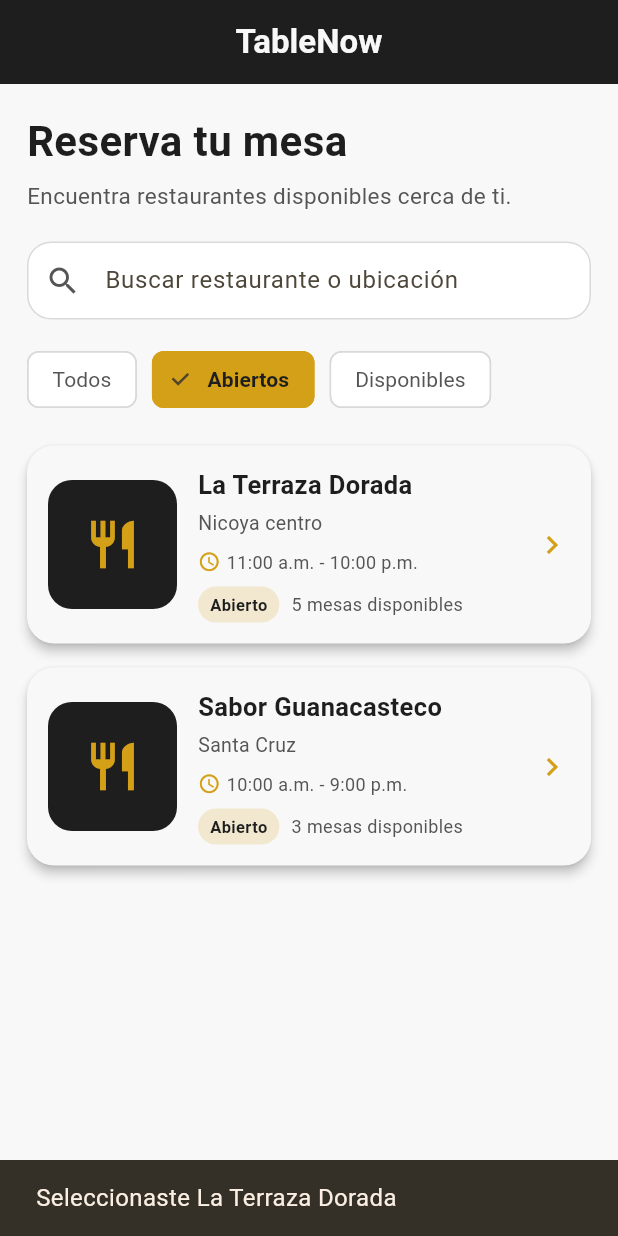
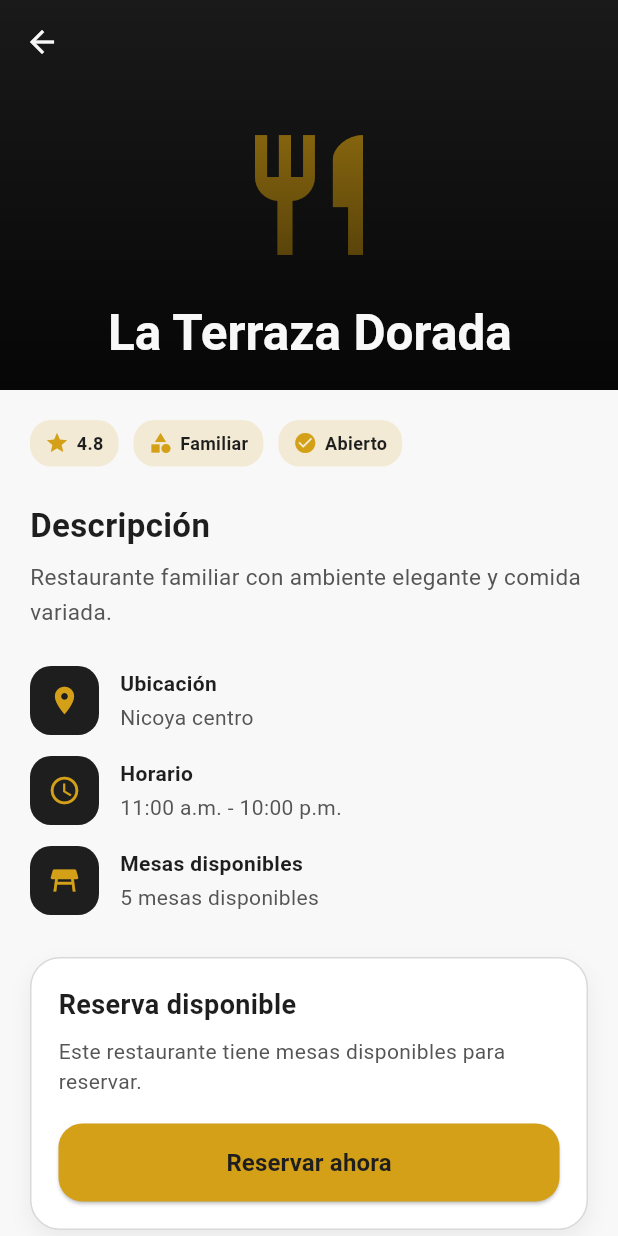
Before and after one commit to 11Axel11/frontend-moviles, a Flutter app: the screen it shows after launch, after a tap on "Abiertos", after a tap on "La Terraza Dorada", on a phone screen of 412 x 824 dp. Run offline on Flutter 3.47's test engine with Material 3 defaults, Android fonts, the phone set to English and light mode, and no system bars.

Commit message:
me faltó esto xd

```diff
--- a/lib/modules/restaurantes/screens/restaurante_detalle_screen.dart
+++ b/lib/modules/restaurantes/screens/restaurante_detalle_screen.dart
@@ -0,0 +1,330 @@
+import 'package:flutter/material.dart';
+
+import '../../../core/theme/app_colors.dart';
+import '../../reservas/screens/crear_reserva_screen.dart';
+import '../models/restaurante.dart';
+
+class RestauranteDetalleScreen extends StatelessWidget {
+  final Restaurante restaurante;
+
+  const RestauranteDetalleScreen({
+    super.key,
+    required this.restaurante,
+  });
+
+  @override
+  Widget build(BuildContext context) {
+    return Scaffold(
+      backgroundColor: AppColors.softWhite,
+      body: CustomScrollView(
+        slivers: [
+          SliverAppBar(
+            expandedHeight: 260,
+            pinned: true,
+            backgroundColor: AppColors.blackElegant,
+            foregroundColor: AppColors.softWhite,
+            flexibleSpace: FlexibleSpaceBar(
+              title: Text(
+                restaurante.nombre,
+                style: const TextStyle(
+                  fontWeight: FontWeight.bold,
+                  color: AppColors.softWhite,
+                ),
+              ),
+              background: Stack(
+                fit: StackFit.expand,
+                children: [
+                  Container(
+                    color: AppColors.blackElegant,
+                    child: const Icon(
+                      Icons.restaurant,
+                      size: 96,
+                      color: AppColors.goldPremium,
+                    ),
+                  ),
+                  Container(
+                    decoration: BoxDecoration(
+                      gradient: LinearGradient(
+                        begin: Alignment.topCenter,
+                        end: Alignment.bottomCenter,
+                        colors: [
+                          Colors.black.withValues(alpha: 0.15),
+                          Colors.black.withValues(alpha: 0.80),
+                        ],
+                      ),
+                    ),
+                  ),
+                ],
+              ),
+            ),
+          ),
+
+          SliverToBoxAdapter(
+            child: Padding(
+              padding: const EdgeInsets.all(20),
+              child: Column(
+                crossAxisAlignment: CrossAxisAlignment.start,
+                children: [
+                  Row(
+                    children: [
+                      _InfoBadge(
+                        icon: Icons.star,
+                        text: restaurante.calificacion.toString(),
+                      ),
+                      const SizedBox(width: 10),
+                      _InfoBadge(
+                        icon: Icons.category,
+                        text: restaurante.categoria,
+                      ),
+                      const SizedBox(width: 10),
+                      _InfoBadge(
+                        icon: restaurante.abierto
+                            ? Icons.check_circle
+                            : Icons.cancel,
+                        text: restaurante.abierto ? 'Abierto' : 'Cerrado',
+                      ),
+                    ],
+                  ),
+
+                  const SizedBox(height: 24),
+
+                  const Text(
+                    'Descripción',
+                    style: TextStyle(
+                      color: AppColors.blackElegant,
+                      fontSize: 22,
+                      fontWeight: FontWeight.bold,
+                    ),
+                  ),
+
+                  const SizedBox(height: 8),
+
+                  Text(
+                    restaurante.descripcion,
+                    style: const TextStyle(
+                      color: AppColors.darkGray,
+                      fontSize: 15,
+                      height: 1.5,
+                    ),
+                  ),
+
+                  const SizedBox(height: 24),
+
+                  _DetailItem(
+                    icon: Icons.location_on,
+                    title: 'Ubicación',
+                    value: restaurante.ubicacion,
+                  ),
+
+                  const SizedBox(height: 14),
+
+                  _DetailItem(
+                    icon: Icons.access_time,
+                    title: 'Horario',
+                    value: restaurante.horario,
+                  ),
+
+                  const SizedBox(height: 14),
+
+                  _DetailItem(
+                    icon: Icons.table_restaurant,
+                    title: 'Mesas disponibles',
+                    value: '${restaurante.mesasDisponibles} mesas disponibles',
+                  ),
+
+                  const SizedBox(height: 28),
+
+                  Container(
+                    width: double.infinity,
+                    padding: const EdgeInsets.all(18),
+                    decoration: BoxDecoration(
+                      color: Colors.white,
+                      borderRadius: BorderRadius.circular(20),
+                      border: Border.all(
+                        color: AppColors.lightGray,
+                      ),
+                      boxShadow: [
+                        BoxShadow(
+                          color: Colors.black.withValues(alpha: 0.06),
+                          blurRadius: 12,
+                          offset: const Offset(0, 6),
+                        ),
+                      ],
+                    ),
+                    child: Column(
+                      crossAxisAlignment: CrossAxisAlignment.start,
+                      children: [
+                        const Text(
+                          'Reserva disponible',
+                          style: TextStyle(
+                            color: AppColors.blackElegant,
+                            fontSize: 18,
+                            fontWeight: FontWeight.bold,
+                          ),
+                        ),
+
+                        const SizedBox(height: 8),
+
+                        Text(
+                          restaurante.mesasDisponibles > 0
+                              ? 'Este restaurante tiene mesas disponibles para reservar.'
+                              : 'Actualmente no hay mesas disponibles en este restaurante.',
+                          style: const TextStyle(
+                            color: AppColors.darkGray,
+                            fontSize: 14,
+                          ),
+                        ),
+
+                        const SizedBox(height: 18),
+
+                        SizedBox(
+                          width: double.infinity,
+                          height: 52,
+                          child: ElevatedButton(
+                            onPressed: restaurante.mesasDisponibles > 0 &&
+                                    restaurante.abierto
+                                ? () {
+                                    Navigator.push(
+                                      context,
+                                      MaterialPageRoute(
+                                        builder: (context) =>
+                                            CrearReservaScreen(
+                                          restaurante: restaurante,
+                                        ),
+                                      ),
+                                    );
+                                  }
+                                : null,
+                            style: ElevatedButton.styleFrom(
+                              backgroundColor: AppColors.goldPremium,
+                              foregroundColor: AppColors.blackElegant,
+                              disabledBackgroundColor: AppColors.lightGray,
+                              disabledForegroundColor: AppColors.darkGray,
+                              shape: RoundedRectangleBorder(
+                                borderRadius: BorderRadius.circular(16),
+                              ),
+                            ),
+                            child: const Text(
+                              'Reservar ahora',
+                              style: TextStyle(
+                                fontSize: 16,
+                                fontWeight: FontWeight.bold,
+                              ),
+                            ),
+                          ),
+                        ),
+                      ],
+                    ),
+                  ),
+
+                  const SizedBox(height: 24),
+                ],
+              ),
+            ),
+          ),
+        ],
+      ),
+    );
+  }
+}
+
+class _InfoBadge extends StatelessWidget {
+  final IconData icon;
+  final String text;
+
+  const _InfoBadge({
+    required this.icon,
+    required this.text,
+  });
+
+  @override
+  Widget build(BuildContext context) {
+    return Container(
+      padding: const EdgeInsets.symmetric(
+        horizontal: 10,
+        vertical: 7,
+      ),
+      decoration: BoxDecoration(
+        color: AppColors.goldPremium.withValues(alpha: 0.16),
+        borderRadius: BorderRadius.circular(14),
+      ),
+      child: Row(
+        children: [
+          Icon(
+            icon,
+            color: AppColors.goldPremium,
+            size: 16,
+          ),
+          const SizedBox(width: 5),
+          Text(
+            text,
+            style: const TextStyle(
+              color: AppColors.blackElegant,
+              fontSize: 12,
+              fontWeight: FontWeight.w600,
+            ),
+          ),
+        ],
+      ),
+    );
+  }
+}
+
+class _DetailItem extends StatelessWidget {
+  final IconData icon;
+  final String title;
+  final String value;
+
+  const _DetailItem({
+    required this.icon,
+    required this.title,
+    required this.value,
+  });
+
+  @override
+  Widget build(BuildContext context) {
+    return Row(
+      children: [
+        Container(
+          width: 46,
+          height: 46,
+          decoration: BoxDecoration(
+            color: AppColors.blackElegant,
+            borderRadius: BorderRadius.circular(14),
+          ),
+          child: Icon(
+            icon,
+            color: AppColors.goldPremium,
+            size: 22,
+          ),
+        ),
+
+        const SizedBox(width: 14),
+
+        Expanded(
+          child: Column(
+            crossAxisAlignment: CrossAxisAlignment.start,
+            children: [
+              Text(
+                title,
+                style: const TextStyle(
+                  color: AppColors.blackElegant,
+                  fontSize: 14,
+                  fontWeight: FontWeight.bold,
+                ),
+              ),
+              const SizedBox(height: 3),
+              Text(
+                value,
+                style: const TextStyle(
+                  color: AppColors.darkGray,
+                  fontSize: 14,
+                ),
+              ),
+            ],
+          ),
+        ),
+      ],
+    );
+  }
+}
--- a/lib/modules/restaurantes/screens/restaurantes_screen.dart
+++ b/lib/modules/restaurantes/screens/restaurantes_screen.dart
@@ -3,6 +3,7 @@ import '../../../core/theme/app_colors.dart';
 import '../data/restaurantes_mock_data.dart';
 import '../models/restaurante.dart';
 import '../widgets/restaurante_card.dart';
+import 'restaurante_detalle_screen.dart';
 
 class RestaurantesScreen extends StatefulWidget {
   const RestaurantesScreen({super.key});
@@ -17,9 +18,8 @@ class _RestaurantesScreenState extends State<RestaurantesScreen> {
 
   List<Restaurante> get restaurantesFiltrados {
     return restaurantesMock.where((restaurante) {
-      final coincideBusqueda = restaurante.nombre
-              .toLowerCase()
-              .contains(busqueda.toLowerCase()) ||
+      final coincideBusqueda =
+          restaurante.nombre.toLowerCase().contains(busqueda.toLowerCase()) ||
           restaurante.ubicacion.toLowerCase().contains(busqueda.toLowerCase());
 
       final coincideFiltro = switch (filtroSeleccionado) {
@@ -165,10 +165,12 @@ class _RestaurantesScreenState extends State<RestaurantesScreen> {
                           return RestauranteCard(
                             restaurante: restaurante,
                             onTap: () {
-                              ScaffoldMessenger.of(context).showSnackBar(
-                                SnackBar(
-                                  content: Text(
-                                    'Seleccionaste ${restaurante.nombre}',
+                              Navigator.push(
+                                context,
+                                MaterialPageRoute(
+                                  builder: (context) =>
+                                      RestauranteDetalleScreen(
+                                    restaurante: restaurante,
                                   ),
                                 ),
                               );
```
